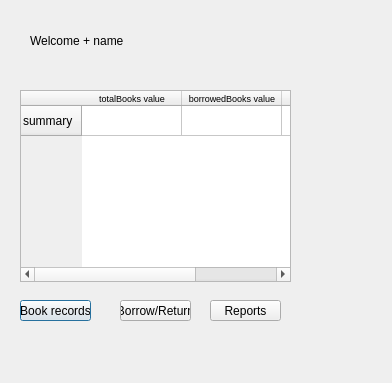
Before: the Qt Designer form dashboard.ui in youstina-saleh/Librarystem, drawn with Qt 5.
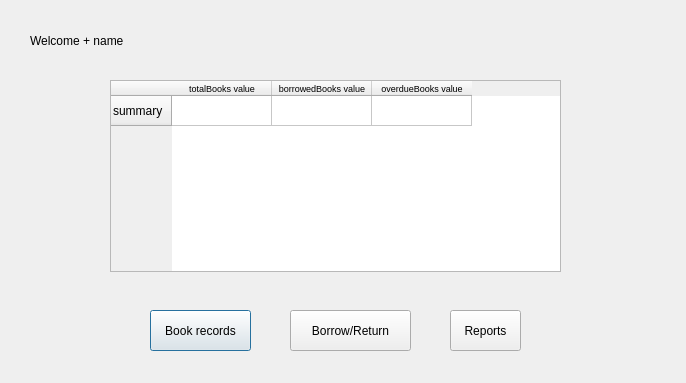
After: the same form once the commit is applied.

What changed in the file:
```diff
--- a/dashboard.ui
+++ b/dashboard.ui
@@ -6,7 +6,7 @@
    <rect>
     <x>0</x>
     <y>0</y>
-    <width>392</width>
+    <width>686</width>
     <height>383</height>
    </rect>
   </property>
@@ -29,9 +29,9 @@
   <widget class="QTableWidget" name="tableWidget">
    <property name="geometry">
     <rect>
-     <x>20</x>
-     <y>90</y>
-     <width>271</width>
+     <x>110</x>
+     <y>80</y>
+     <width>451</width>
      <height>192</height>
     </rect>
    </property>
@@ -74,10 +74,10 @@
   <widget class="QPushButton" name="recordspushButton">
    <property name="geometry">
     <rect>
-     <x>20</x>
-     <y>300</y>
-     <width>71</width>
-     <height>21</height>
+     <x>150</x>
+     <y>310</y>
+     <width>101</width>
+     <height>41</height>
     </rect>
    </property>
    <property name="text">
@@ -87,10 +87,10 @@
   <widget class="QPushButton" name="borrowReturnpushButton_2">
    <property name="geometry">
     <rect>
-     <x>120</x>
-     <y>300</y>
-     <width>71</width>
-     <height>21</height>
+     <x>290</x>
+     <y>310</y>
+     <width>121</width>
+     <height>41</height>
     </rect>
    </property>
    <property name="text">
@@ -100,10 +100,10 @@
   <widget class="QPushButton" name="pushButton_3">
    <property name="geometry">
     <rect>
-     <x>210</x>
-     <y>300</y>
+     <x>450</x>
+     <y>310</y>
      <width>71</width>
-     <height>21</height>
+     <height>41</height>
     </rect>
    </property>
    <property name="text">
```
